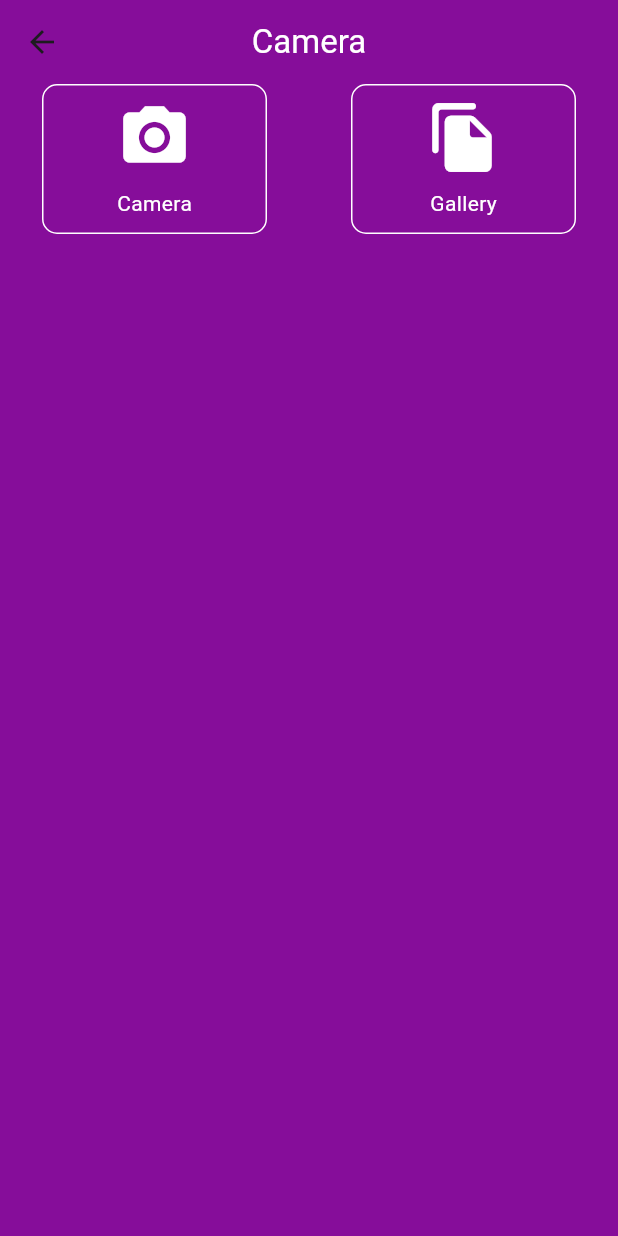
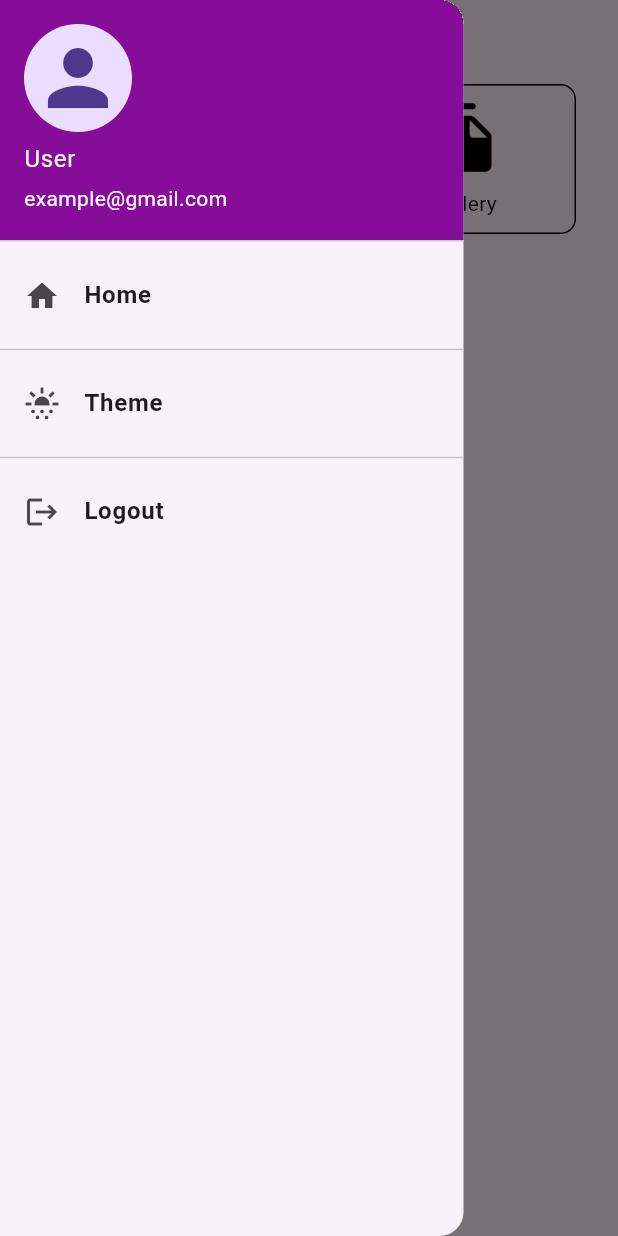
Before and after one commit to iamMawuena1/Nutri-Scan, a Flutter app: the HomePage screen opened by its route, with the side drawer open (before the commit the screen has no drawer), on a phone screen of 412 x 824 dp. Run offline on Flutter 3.47's test engine with Material 3 defaults, Android fonts, the phone set to English and light mode, and no system bars; our stand-ins replace image_picker, percent_indicator, smooth_page_indicator.

Commit message:
drawer feature added

```diff
--- a/lib/pages/components/camer_button.dart
+++ b/lib/pages/components/camer_button.dart
@@ -21,7 +21,7 @@ class MediaButton extends StatelessWidget {
         decoration: BoxDecoration(
           borderRadius: BorderRadius.circular(10),
           border: Border.all(
-            color: Theme.of(context).colorScheme.onPrimary,
+            color: Colors.black,
           ),
         ),
         child: Center(
@@ -31,12 +31,12 @@ class MediaButton extends StatelessWidget {
               Icon(
                 icon,
                 size: 50,
-                color: Theme.of(context).colorScheme.onPrimary,
+                color: Colors.black,
               ),
               Text(
                 text,
-                style: TextStyle(
-                  color: Theme.of(context).colorScheme.onPrimary,
+                style: const TextStyle(
+                  color: Colors.black,
                 ),
               ),
             ],
--- /dev/null
+++ b/lib/pages/components/drawer.dart
@@ -0,0 +1,70 @@
+import 'package:flutter/material.dart';
+
+class CustomDrawer extends StatelessWidget {
+  const CustomDrawer({super.key});
+
+  @override
+  Widget build(BuildContext context) {
+    return Drawer(
+      width: MediaQuery.of(context).size.width * 0.75,
+      child: ListView(
+        children: [
+          UserAccountsDrawerHeader(
+            decoration: const BoxDecoration(
+              color: Color(0xFF860D9A),
+            ),
+            accountName: const Text("User"),
+            accountEmail: const Text("example@gmail.com"),
+            currentAccountPicture: InkWell(
+              onTap: () {},
+              child: const CircleAvatar(
+                child: Icon(
+                  Icons.person,
+                  size: 60,
+                ),
+              ),
+            ),
+          ),
+          Column(
+            children: [
+              ListTile(
+                leading: const Icon(Icons.home),
+                title: const Text(
+                  "Home",
+                  style: TextStyle(fontWeight: FontWeight.bold),
+                ),
+                onTap: () => Navigator.of(context).pop(),
+              ),
+              const Divider(),
+              ListTile(
+                leading: const Icon(Icons.sunny_snowing),
+                title: const Text(
+                  "Theme",
+                  style: TextStyle(fontWeight: FontWeight.bold),
+                ),
+                onTap: () {},
+              ),
+              const Divider(),
+            ],
+          ),
+          ListTile(
+            leading: const Icon(Icons.logout),
+            title: const Text(
+              "Logout",
+              style: TextStyle(fontWeight: FontWeight.bold),
+            ),
+            onTap: () => logout(context),
+          ),
+        ],
+      ),
+    );
+  }
+
+  void logout(BuildContext context) {
+    //Perform logout logic(clearing user data, tokens etc)
+
+    //navigate to login page
+    Navigator.pushNamedAndRemoveUntil(
+        context, "/login", (Route<dynamic> route) => false);
+  }
+}
--- a/lib/pages/homepage.dart
+++ b/lib/pages/homepage.dart
@@ -4,6 +4,7 @@ import 'package:flutter/material.dart';
 import 'package:image_picker/image_picker.dart';
 import 'package:nutriscan_app/pages/components/app_image_puicker.dart';
 import 'package:nutriscan_app/pages/components/camer_button.dart';
+import 'package:nutriscan_app/pages/components/drawer.dart';
 
 class HomePage extends StatefulWidget {
   const HomePage({super.key});
@@ -26,17 +27,19 @@ class _HomePageState extends State<HomePage> {
   @override
   Widget build(BuildContext context) {
     return Scaffold(
-      backgroundColor: const Color(0xFF860D9A),
+      drawer: const CustomDrawer(),
+      // backgroundColor: const Color(0xFF860D9A),
       appBar: AppBar(
         backgroundColor: Colors.transparent,
         elevation: 0,
-        title: Text(
+        title: const Text(
           "Camera",
-          style: TextStyle(color: Theme.of(context).colorScheme.onPrimary),
+          // style: TextStyle(color: Theme.of(context).colorScheme.onPrimary),
         ),
         centerTitle: true,
       ),
-      body: Column(
+      body: SafeArea(
+        child: Column(
           children: [
             if (image != null) Image.file(image!),
             Row(
@@ -56,6 +59,7 @@ class _HomePageState extends State<HomePage> {
             ),
           ],
         ),
+      ),
     );
   }
 }
```
Lines whose indentation alone changed are shown as unchanged.
